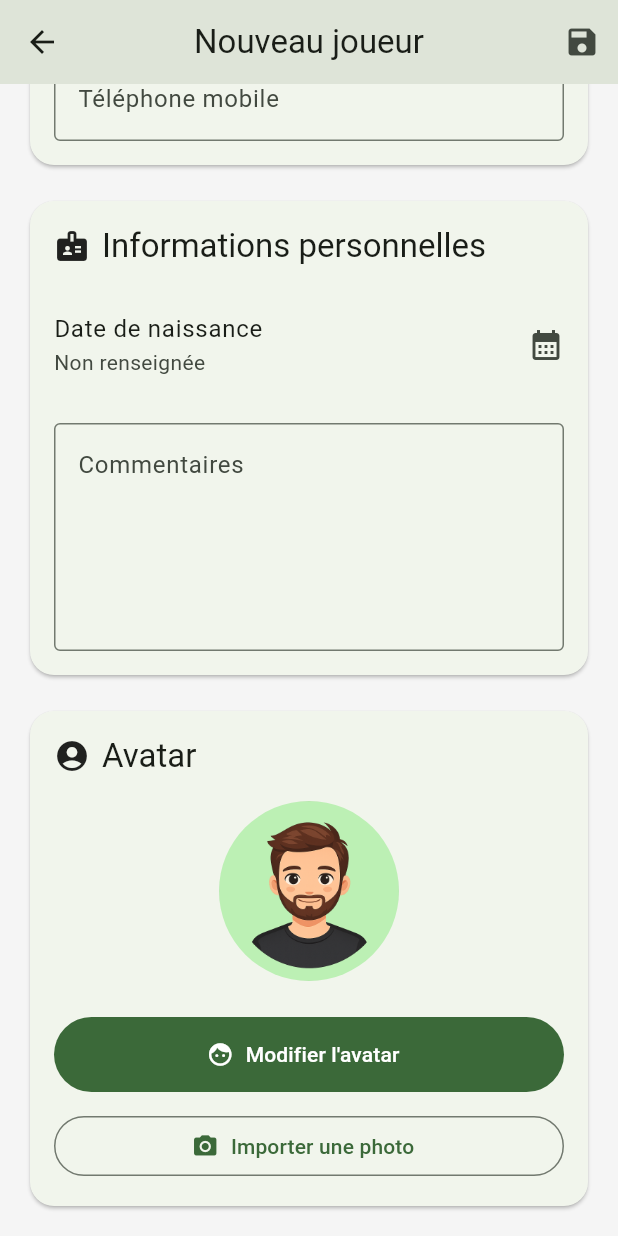
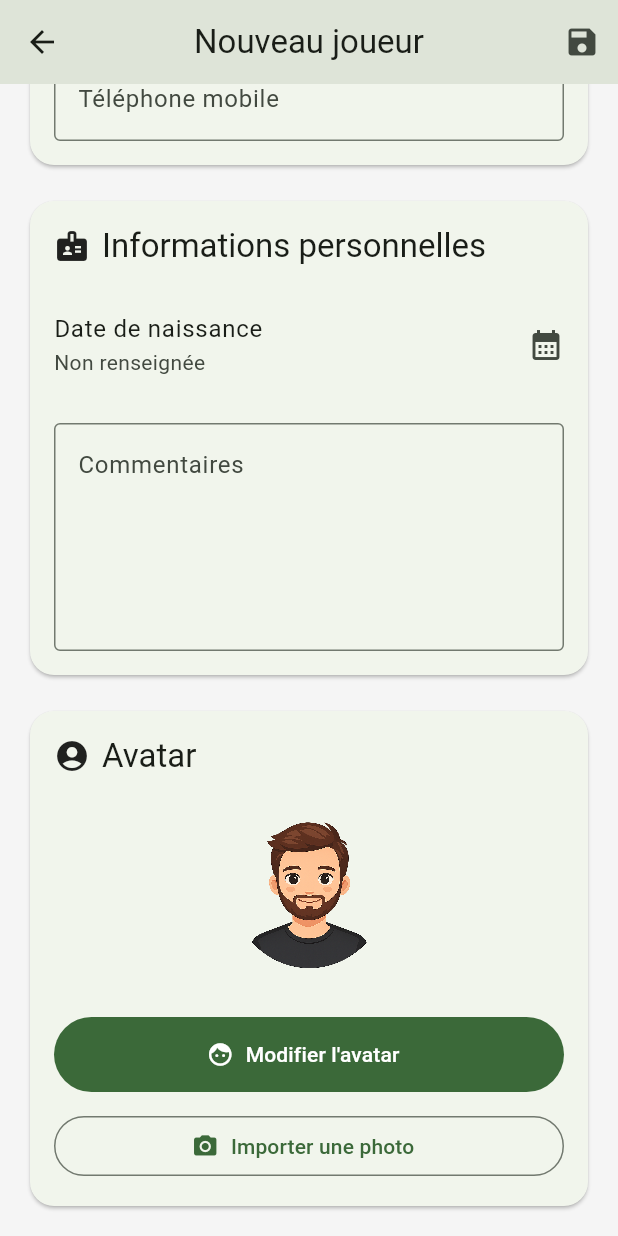
Before and after one commit to BTLIVE/TarotScore_V2, a Flutter app: the PlayerFormScreen screen opened directly, scrolled down 534 dp, on a phone screen of 412 x 824 dp. Run offline on Flutter 3.47's test engine with Material 3 defaults, Android fonts, the phone set to English and light mode, and no system bars; our stand-ins replace file_picker, sqflite, sqflite_common_ffi; accounts and stored records are empty.

Commit message:
feat(players): add avatar and photo management

```diff
--- a/lib/features/players/avatar/widgets/avatar_tile.dart
+++ b/lib/features/players/avatar/widgets/avatar_tile.dart
@@ -30,7 +30,7 @@ class AvatarTile extends StatelessWidget {
           decoration: BoxDecoration(
             shape: BoxShape.circle,
             color: selected
-                ? theme.colorScheme.primary.withOpacity(0.10)
+                ? theme.colorScheme.primary.withValues(alpha: 0.10)
                 : null,
             border: Border.all(
               color: selected
@@ -41,7 +41,7 @@ class AvatarTile extends StatelessWidget {
             boxShadow: selected
                 ? [
                     BoxShadow(
-                      color: theme.colorScheme.primary.withOpacity(0.25),
+                      color: theme.colorScheme.primary.withValues(alpha: 0.25),
                       blurRadius: 8,
                       spreadRadius: 1,
                     ),
--- a/lib/features/players/avatar/widgets/avatar_view.dart
+++ b/lib/features/players/avatar/widgets/avatar_view.dart
@@ -1,3 +1,11 @@
+// ***************************************************************************
+// TarotScore V2
+//
+// Fichier : avatar_view.dart
+//
+// Description : Affichage de l'avatar ou de la photo d'un joueur.
+// ***************************************************************************
+
 import 'dart:io';
 
 import 'package:flutter/material.dart';
@@ -18,23 +26,42 @@ class AvatarView extends StatelessWidget {
 
   @override
   Widget build(BuildContext context) {
-    // Photo du joueur
-    if (photoPath != null &&
-        photoPath!.isNotEmpty &&
-        File(photoPath!).existsSync()) {
-      return CircleAvatar(
-        radius: radius,
-        backgroundImage: FileImage(
-          File(photoPath!),
-        ),
-      );
+    //----------------------------------------------------------------------
+    // Photo personnelle
+    //----------------------------------------------------------------------
+
+    if (photoPath != null && photoPath!.trim().isNotEmpty) {
+      final file = File(photoPath!);
+
+      if (file.existsSync()) {
+        return CircleAvatar(
+          radius: radius,
+          backgroundImage: FileImage(file),
+        );
+      }
     }
 
-    // Avatar
+    //----------------------------------------------------------------------
+    // Avatar par défaut
+    //----------------------------------------------------------------------
+
     return CircleAvatar(
       radius: radius,
-      backgroundImage: AssetImage(
-        AvatarService.instance.asset(avatarId),
+      backgroundColor: Colors.transparent,
+      child: ClipOval(
+        child: Image.asset(
+          AvatarService.instance.asset(avatarId),
+          width: radius * 2,
+          height: radius * 2,
+          fit: BoxFit.cover,
+          filterQuality: FilterQuality.high,
+          errorBuilder: (context, error, stackTrace) {
+            return Icon(
+              Icons.person,
+              size: radius,
+            );
+          },
+        ),
       ),
     );
   }
--- a/lib/features/players/models/player.dart
+++ b/lib/features/players/models/player.dart
@@ -1,33 +1,61 @@
+// ***************************************************************************
+// TarotScore V2
+//
+// Fichier : player.dart
+//
+// Description : Modèle représentant un joueur.
+//
+// Auteur : David
+// ***************************************************************************
+
 class Player {
   final int? id;
 
   /// Identifiant unique permanent.
   final String uuid;
 
-  /// Informations générales
+  //--------------------------------------------------------------------------
+  // Informations générales
+  //--------------------------------------------------------------------------
+
   String firstName;
   String lastName;
   String? nickname;
 
-  /// Contact
+  //--------------------------------------------------------------------------
+  // Contact
+  //--------------------------------------------------------------------------
+
   String? email;
   String? mobilePhone;
 
-  /// Informations personnelles
+  //--------------------------------------------------------------------------
+  // Informations personnelles
+  //--------------------------------------------------------------------------
+
   DateTime? birthDate;
   String? comments;
 
-  /// Identité visuelle
+  //--------------------------------------------------------------------------
+  // Identité visuelle
+  //--------------------------------------------------------------------------
+
   String avatarId;
 
   /// Nom du fichier de la photo.
   /// Le chemin complet est reconstruit par PhotoStorageService.
   String? photoFileName;
 
-  /// État du joueur
+  //--------------------------------------------------------------------------
+  // Etat
+  //--------------------------------------------------------------------------
+
   bool active;
 
-  /// Audit
+  //--------------------------------------------------------------------------
+  // Audit
+  //--------------------------------------------------------------------------
+
   final DateTime createdAt;
   DateTime updatedAt;
 
@@ -42,7 +70,6 @@ class Player {
     this.birthDate,
     this.comments,
     this.avatarId = 'male_01',
-
     this.photoFileName,
     this.active = true,
     required this.createdAt,
@@ -65,7 +92,8 @@ class Player {
 
   /// Le joueur possède une photo.
   bool get hasPhoto =>
-      photoFileName != null && photoFileName!.isNotEmpty;
+      photoFileName != null &&
+      photoFileName!.trim().isNotEmpty;
 
   /// Initiales du joueur.
   String get initials {
@@ -149,7 +177,7 @@ class Player {
           ? DateTime.parse(map['birth_date'] as String)
           : null,
       comments: map['comments'] as String?,
-      avatarId: (map['avatar_id'] as String?) ?? 'default_01',
+      avatarId: (map['avatar_id'] as String?) ?? 'male_01',
       photoFileName: map['photo_file_name'] as String?,
       active: (map['active'] as int) == 1,
       createdAt: DateTime.parse(map['created_at'] as String),
--- a/lib/features/players/widgets/player_form.dart
+++ b/lib/features/players/widgets/player_form.dart
@@ -2,6 +2,8 @@ import 'package:flutter/material.dart';
 
 import '../avatar/screens/avatar_picker_screen.dart';
 import '../models/player.dart';
+import '../photo/services/photo_picker_service.dart';
+import '../photo/services/photo_storage_service.dart';
 import '../services/player_service.dart';
 import '../validators/player_validator.dart';
 
@@ -27,24 +29,41 @@ class PlayerFormState extends State<PlayerForm> {
 
   final PlayerService _service = PlayerService.instance;
 
+  final PhotoPickerService _photoPicker =
+      PhotoPickerService.instance;
+
+  final PhotoStorageService _photoStorage =
+      PhotoStorageService.instance;
+
   //----------------------------------------------------------------------------
   // Contrôleurs
   //----------------------------------------------------------------------------
 
-  final TextEditingController _lastNameController = TextEditingController();
-  final TextEditingController _firstNameController = TextEditingController();
-  final TextEditingController _nicknameController = TextEditingController();
+  final TextEditingController _lastNameController =
+      TextEditingController();
 
-  final TextEditingController _emailController = TextEditingController();
-  final TextEditingController _mobilePhoneController = TextEditingController();
+  final TextEditingController _firstNameController =
+      TextEditingController();
 
-  final TextEditingController _commentsController = TextEditingController();
+  final TextEditingController _nicknameController =
+      TextEditingController();
+
+  final TextEditingController _emailController =
+      TextEditingController();
+
+  final TextEditingController _mobilePhoneController =
+      TextEditingController();
+
+  final TextEditingController _commentsController =
+      TextEditingController();
 
   DateTime? _birthDate;
 
   bool _active = true;
 
   String _avatarId = 'male_01';
+
+  String? _photoFileName;
 
   String? _photoPath;
 
@@ -76,7 +95,7 @@ class PlayerFormState extends State<PlayerForm> {
   }
 
   //----------------------------------------------------------------------------
-  // Chargement d'un joueur
+  // Chargement
   //----------------------------------------------------------------------------
 
   void _loadPlayer(Player player) {
@@ -90,11 +109,24 @@ class PlayerFormState extends State<PlayerForm> {
     _commentsController.text = player.comments ?? '';
 
     _birthDate = player.birthDate;
+
     _active = player.active;
 
     _avatarId = player.avatarId;
 
-    _photoPath = null;
+    _photoFileName = player.photoFileName;
+
+    _loadPhoto();
+  }
+
+  Future<void> _loadPhoto() async {
+    _photoPath = await _photoStorage.getPhotoPath(
+      _photoFileName,
+    );
+
+    if (mounted) {
+      setState(() {});
+    }
   }
 
   //----------------------------------------------------------------------------
@@ -116,7 +148,7 @@ class PlayerFormState extends State<PlayerForm> {
         birthDate: _birthDate,
         comments: _commentsController.text,
         avatarId: _avatarId,
-        photoFileName: null,
+        photoFileName: _photoFileName,
         active: _active,
       );
     } else {
@@ -129,6 +161,7 @@ class PlayerFormState extends State<PlayerForm> {
         ..birthDate = _birthDate
         ..comments = _commentsController.text
         ..avatarId = _avatarId
+        ..photoFileName = _photoFileName
         ..active = _active;
 
       await _service.update(player);
@@ -231,13 +264,24 @@ class PlayerFormState extends State<PlayerForm> {
     });
   }
 
-  void _selectPhoto() {
-    ScaffoldMessenger.of(context).showSnackBar(
-      const SnackBar(
-        content: Text(
-          'Import de photo disponible prochainement.',
-        ),
-      ),
-    );
+  Future<void> _selectPhoto() async {
+  final file = await _photoPicker.pickPhoto();
+
+  if (file == null) {
+    return;
+  }
+
+  // TODO : supprimer automatiquement l'ancienne photo
+  // lors du remplacement.
+
+  _photoFileName = await _photoStorage.importPhoto(file);
+
+  _photoPath = await _photoStorage.getPhotoPath(
+    _photoFileName,
+  );
+
+  if (mounted) {
+    setState(() {});
   }
 }
+  }
```
Also changed, not shown: lib/features/players/photo/services/photo_picker_service.dart (added, +43 -0 lines), lib/features/players/photo/services/photo_storage_service.dart (added, +133 -0 lines), pubspec.yaml (+22 -73 lines), lib/features/players/photo/utils/image_utils.dart (added), lib/features/players/photo/widgets/photo_picker_button.dart (added), lib/features/players/photo/widgets/photo_picker_dialog.dart (added), lib/features/players/photo/widgets/photo_preview.dart (added), pubspec.lock, 3 other files.
